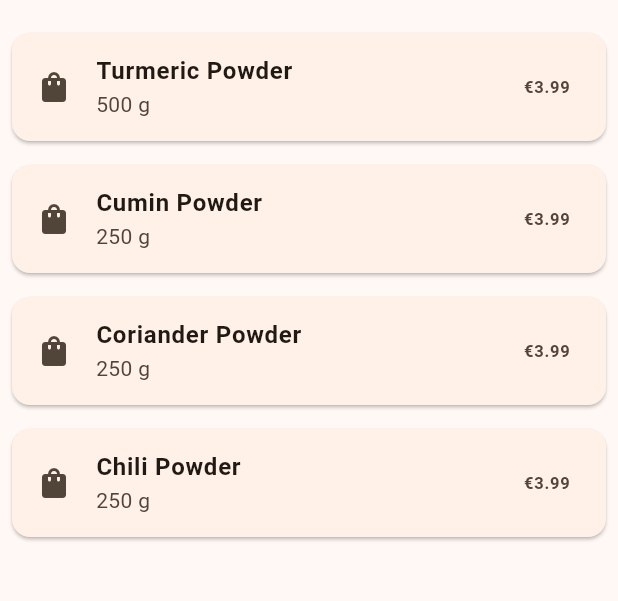
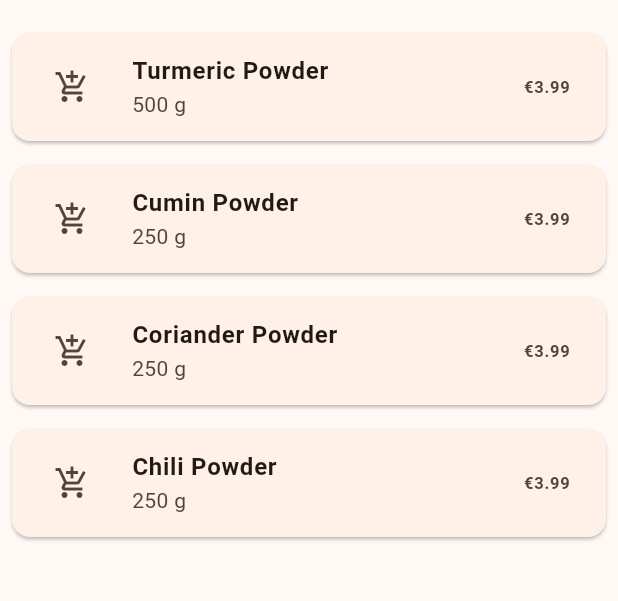
Before and after one commit to swastikdhakal07/SpiceApp, a Flutter app: the screen it shows after launch, on a phone screen of 412 x 824 dp, the part 63-664 px from its top. Run offline on Flutter 3.47's test engine with Material 3 defaults, Android fonts, the phone set to English and light mode, and no system bars.

Commit message:
Minor changes when pressed add to cart item

```diff
--- a/lib/main.dart
+++ b/lib/main.dart
@@ -44,7 +44,17 @@ class HomeScreen extends StatelessWidget {
             margin: const EdgeInsets.all(8.0),
             child: ListTile(
               //placeholder Icon as product image
-              leading: const Icon(Icons.shopping_bag),
+              leading: IconButton(
+                onPressed: () {
+                  ScaffoldMessenger.of(context).showSnackBar(
+                    //notify the user with added to cart message when clicked on the add to cart button
+                    SnackBar(
+                      content: Text('${products[index]['name']} added to cart'),
+                    ),
+                  );
+                },
+                icon: const Icon(Icons.add_shopping_cart),
+              ),
               //Name of the product in bold
               title: Text(
                 products[index]['name'].toString(),
```
